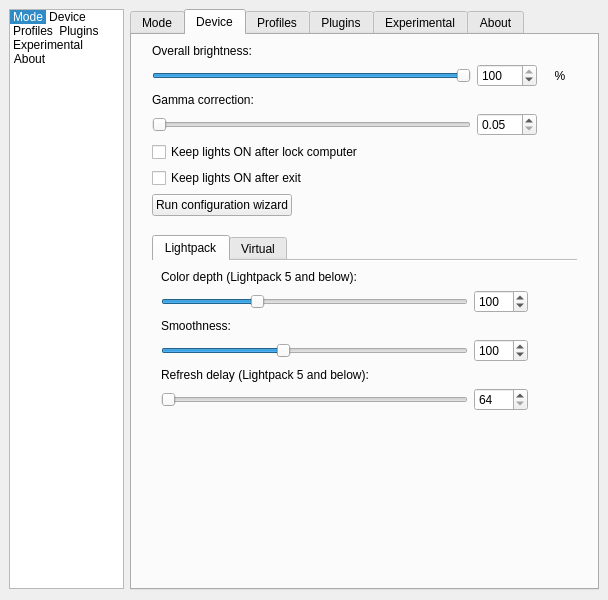
The window that Software/src/SettingsWindow.ui (woodenshark/Lightpack) describes before a commit, drawn with Qt 5.
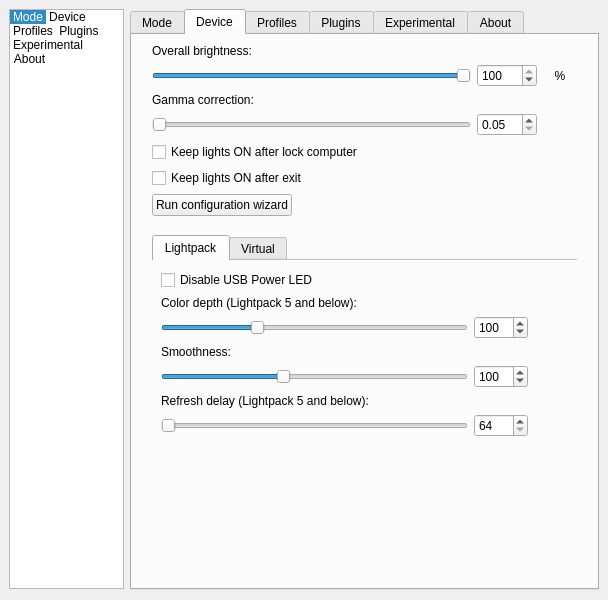
The same window after the commit. The open tabs and pages were chosen to show the change. Icons and pictures are not drawn. Custom widgets are drawn as their Qt base class.

Commit message:
Add support for toggling the power LED state through the settings
This also updates the firmware with additional support for unofficial
commands (so we can easily distinguish the official and unofficial
firmware and features in Prismatik and make them both compatible).
The new firmware version is (4-7).6+1. Official Prismatik releases still
recognize the firmware as (4-7).6.

The edit to the form file:
```diff
--- a/Software/src/SettingsWindow.ui
+++ b/Software/src/SettingsWindow.ui
@@ -1115,20 +1115,51 @@
             <string>Lightpack</string>
            </attribute>
            <layout class="QGridLayout" name="gridLayout_13">
-            <item row="4" column="0">
-             <widget class="QLabel" name="label_9">
+            <item row="8" column="1">
+             <widget class="QSpinBox" name="spinBox_DeviceRefreshDelay">
               <property name="sizePolicy">
-               <sizepolicy hsizetype="Preferred" vsizetype="Fixed">
+               <sizepolicy hsizetype="Fixed" vsizetype="Fixed">
                 <horstretch>0</horstretch>
                 <verstretch>0</verstretch>
                </sizepolicy>
               </property>
-              <property name="text">
-               <string>Smoothness:</string>
+              <property name="minimumSize">
+               <size>
+                <width>50</width>
+                <height>0</height>
+               </size>
+              </property>
+              <property name="maximumSize">
+               <size>
+                <width>60</width>
+                <height>16777215</height>
+               </size>
+              </property>
+              <property name="minimum">
+               <number>64</number>
+              </property>
+              <property name="maximum">
+               <number>1023</number>
+              </property>
+              <property name="value">
+               <number>64</number>
               </property>
              </widget>
             </item>
-            <item row="7" column="0">
+            <item row="9" column="0">
+             <spacer name="verticalSpacer_8">
+              <property name="orientation">
+               <enum>Qt::Vertical</enum>
+              </property>
+              <property name="sizeHint" stdset="0">
+               <size>
+                <width>20</width>
+                <height>40</height>
+               </size>
+              </property>
+             </spacer>
+            </item>
+            <item row="8" column="0">
              <widget class="QSlider" name="horizontalSlider_DeviceRefreshDelay">
               <property name="whatsThis">
                <string>&lt;h4&gt;Refresh delay&lt;/h4&gt; This setting’s values are inversely proportional to the PWM’s frequency. It's affects to performance.</string>
@@ -1150,38 +1181,20 @@
               </property>
              </widget>
             </item>
-            <item row="3" column="1">
-             <widget class="QSpinBox" name="spinBox_DeviceColorDepth">
+            <item row="5" column="0">
+             <widget class="QLabel" name="label_9">
               <property name="sizePolicy">
-               <sizepolicy hsizetype="Fixed" vsizetype="Fixed">
+               <sizepolicy hsizetype="Preferred" vsizetype="Fixed">
                 <horstretch>0</horstretch>
                 <verstretch>0</verstretch>
                </sizepolicy>
               </property>
-              <property name="minimumSize">
-               <size>
-                <width>50</width>
-                <height>0</height>
-               </size>
-              </property>
-              <property name="maximumSize">
-               <size>
-                <width>60</width>
-                <height>16777215</height>
-               </size>
-              </property>
-              <property name="minimum">
-               <number>32</number>
-              </property>
-              <property name="maximum">
-               <number>255</number>
-              </property>
-              <property name="value">
-               <number>100</number>
+              <property name="text">
+               <string>Smoothness:</string>
               </property>
              </widget>
             </item>
-            <item row="5" column="2">
+            <item row="6" column="2">
              <widget class="QPushButton" name="pushButton_LightpackSmoothnessHelp">
               <property name="sizePolicy">
                <sizepolicy hsizetype="Fixed" vsizetype="Fixed">
@@ -1204,7 +1217,7 @@
               </property>
              </widget>
             </item>
-            <item row="6" column="0">
+            <item row="7" column="0">
              <widget class="QLabel" name="label_DeviceRefreshDelay">
               <property name="sizePolicy">
                <sizepolicy hsizetype="Preferred" vsizetype="Fixed">
@@ -1217,7 +1230,38 @@
               </property>
              </widget>
             </item>
-            <item row="3" column="0">
+            <item row="4" column="1">
+             <widget class="QSpinBox" name="spinBox_DeviceColorDepth">
+              <property name="sizePolicy">
+               <sizepolicy hsizetype="Fixed" vsizetype="Fixed">
+                <horstretch>0</horstretch>
+                <verstretch>0</verstretch>
+               </sizepolicy>
+              </property>
+              <property name="minimumSize">
+               <size>
+                <width>50</width>
+                <height>0</height>
+               </size>
+              </property>
+              <property name="maximumSize">
+               <size>
+                <width>60</width>
+                <height>16777215</height>
+               </size>
+              </property>
+              <property name="minimum">
+               <number>32</number>
+              </property>
+              <property name="maximum">
+               <number>255</number>
+              </property>
+              <property name="value">
+               <number>100</number>
+              </property>
+             </widget>
+            </item>
+            <item row="4" column="0">
              <widget class="QSlider" name="horizontalSlider_DeviceColorDepth">
               <property name="whatsThis">
                <string>&lt;h4&gt;Color depth&lt;/h4&gt; Number of colors per channel, one RGB LED uses 3 channels (value in power of 3).</string>
@@ -1239,61 +1283,7 @@
               </property>
              </widget>
             </item>
-            <item row="7" column="2">
-             <widget class="QPushButton" name="pushButton_LightpackRefreshDelayHelp">
-              <property name="sizePolicy">
-               <sizepolicy hsizetype="Fixed" vsizetype="Fixed">
-                <horstretch>0</horstretch>
-                <verstretch>0</verstretch>
-               </sizepolicy>
-              </property>
-              <property name="styleSheet">
-               <string notr="true">margin:0px;</string>
-              </property>
-              <property name="text">
-               <string/>
-              </property>
-              <property name="icon">
-               <iconset resource="../res/LightpackResources.qrc">
-                <normaloff>:/icons/help.png</normaloff>:/icons/help.png</iconset>
-              </property>
-              <property name="flat">
-               <bool>true</bool>
-              </property>
-             </widget>
-            </item>
-            <item row="5" column="1">
-             <widget class="QSpinBox" name="spinBox_DeviceSmooth">
-              <property name="sizePolicy">
-               <sizepolicy hsizetype="Fixed" vsizetype="Fixed">
-                <horstretch>0</horstretch>
-                <verstretch>0</verstretch>
-               </sizepolicy>
-              </property>
-              <property name="minimumSize">
-               <size>
-                <width>50</width>
-                <height>0</height>
-               </size>
-              </property>
-              <property name="maximumSize">
-               <size>
-                <width>60</width>
-                <height>16777215</height>
-               </size>
-              </property>
-              <property name="minimum">
-               <number>0</number>
-              </property>
-              <property name="maximum">
-               <number>255</number>
-              </property>
-              <property name="value">
-               <number>100</number>
-              </property>
-             </widget>
-            </item>
-            <item row="5" column="0">
+            <item row="6" column="0">
              <widget class="QSlider" name="horizontalSlider_DeviceSmooth">
               <property name="whatsThis">
                <string>&lt;h4&gt;Smoothness&lt;/h4&gt; It defines how many steps will be color changed in</string>
@@ -1315,7 +1305,61 @@
               </property>
              </widget>
             </item>
-            <item row="3" column="2">
+            <item row="6" column="1">
+             <widget class="QSpinBox" name="spinBox_DeviceSmooth">
+              <property name="sizePolicy">
+               <sizepolicy hsizetype="Fixed" vsizetype="Fixed">
+                <horstretch>0</horstretch>
+                <verstretch>0</verstretch>
+               </sizepolicy>
+              </property>
+              <property name="minimumSize">
+               <size>
+                <width>50</width>
+                <height>0</height>
+               </size>
+              </property>
+              <property name="maximumSize">
+               <size>
+                <width>60</width>
+                <height>16777215</height>
+               </size>
+              </property>
+              <property name="minimum">
+               <number>0</number>
+              </property>
+              <property name="maximum">
+               <number>255</number>
+              </property>
+              <property name="value">
+               <number>100</number>
+              </property>
+             </widget>
+            </item>
+            <item row="8" column="2">
+             <widget class="QPushButton" name="pushButton_LightpackRefreshDelayHelp">
+              <property name="sizePolicy">
+               <sizepolicy hsizetype="Fixed" vsizetype="Fixed">
+                <horstretch>0</horstretch>
+                <verstretch>0</verstretch>
+               </sizepolicy>
+              </property>
+              <property name="styleSheet">
+               <string notr="true">margin:0px;</string>
+              </property>
+              <property name="text">
+               <string/>
+              </property>
+              <property name="icon">
+               <iconset resource="../res/LightpackResources.qrc">
+                <normaloff>:/icons/help.png</normaloff>:/icons/help.png</iconset>
+              </property>
+              <property name="flat">
+               <bool>true</bool>
+              </property>
+             </widget>
+            </item>
+            <item row="4" column="2">
              <widget class="QPushButton" name="pushButton_LightpackColorDepthHelp">
               <property name="sizePolicy">
                <sizepolicy hsizetype="Fixed" vsizetype="Fixed">
@@ -1338,7 +1382,7 @@
               </property>
              </widget>
             </item>
-            <item row="2" column="0">
+            <item row="3" column="0">
              <widget class="QLabel" name="label_DeviceColorDepth">
               <property name="sizePolicy">
                <sizepolicy hsizetype="Preferred" vsizetype="Fixed">
@@ -1351,50 +1395,13 @@
               </property>
              </widget>
             </item>
-            <item row="7" column="1">
-             <widget class="QSpinBox" name="spinBox_DeviceRefreshDelay">
-              <property name="sizePolicy">
-               <sizepolicy hsizetype="Fixed" vsizetype="Fixed">
-                <horstretch>0</horstretch>
-                <verstretch>0</verstretch>
-               </sizepolicy>
-              </property>
-              <property name="minimumSize">
-               <size>
-                <width>50</width>
-                <height>0</height>
-               </size>
-              </property>
-              <property name="maximumSize">
-               <size>
-                <width>60</width>
-                <height>16777215</height>
-               </size>
-              </property>
-              <property name="minimum">
-               <number>64</number>
-              </property>
-              <property name="maximum">
-               <number>1023</number>
-              </property>
-              <property name="value">
-               <number>64</number>
+            <item row="2" column="0">
+             <widget class="QCheckBox" name="checkBox_DisableUsbPowerLed">
+              <property name="text">
+               <string>Disable USB Power LED</string>
               </property>
              </widget>
             </item>
-            <item row="8" column="0">
-             <spacer name="verticalSpacer_8">
-              <property name="orientation">
-               <enum>Qt::Vertical</enum>
-              </property>
-              <property name="sizeHint" stdset="0">
-               <size>
-                <width>20</width>
-                <height>40</height>
-               </size>
-              </property>
-             </spacer>
-            </item>
            </layout>
           </widget>
           <widget class="QWidget" name="tabDeviceVirtual">
```
Left out of the diff: 2 changed lines with no effect on the pictures. The commit also changes 22 other files.
